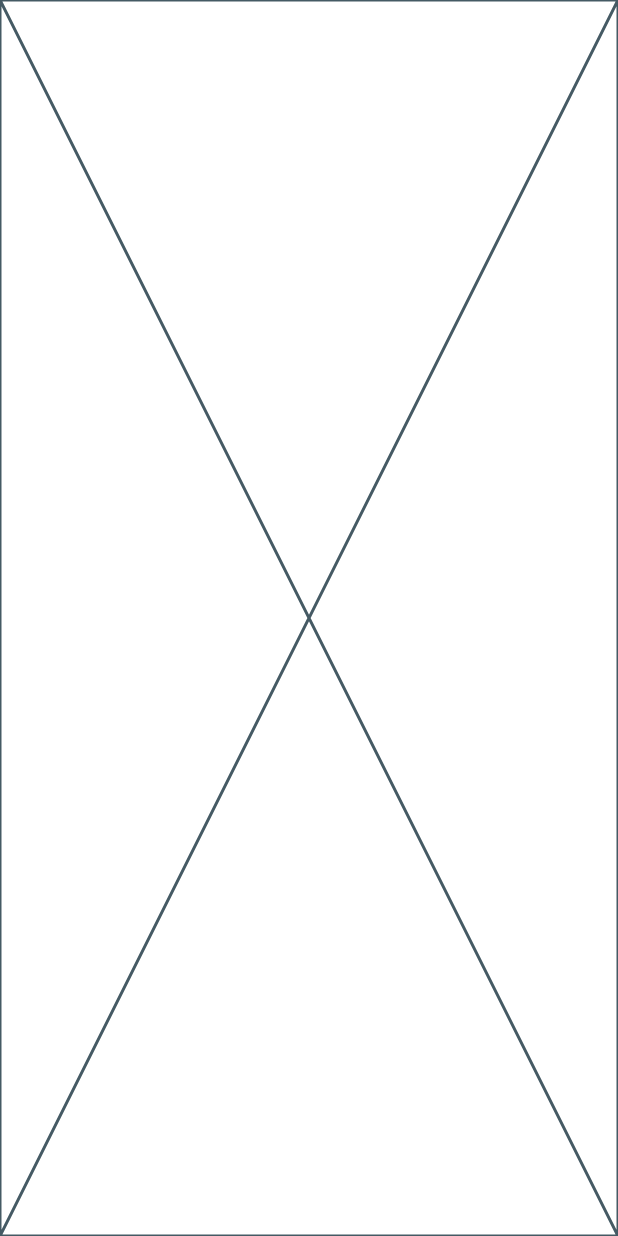
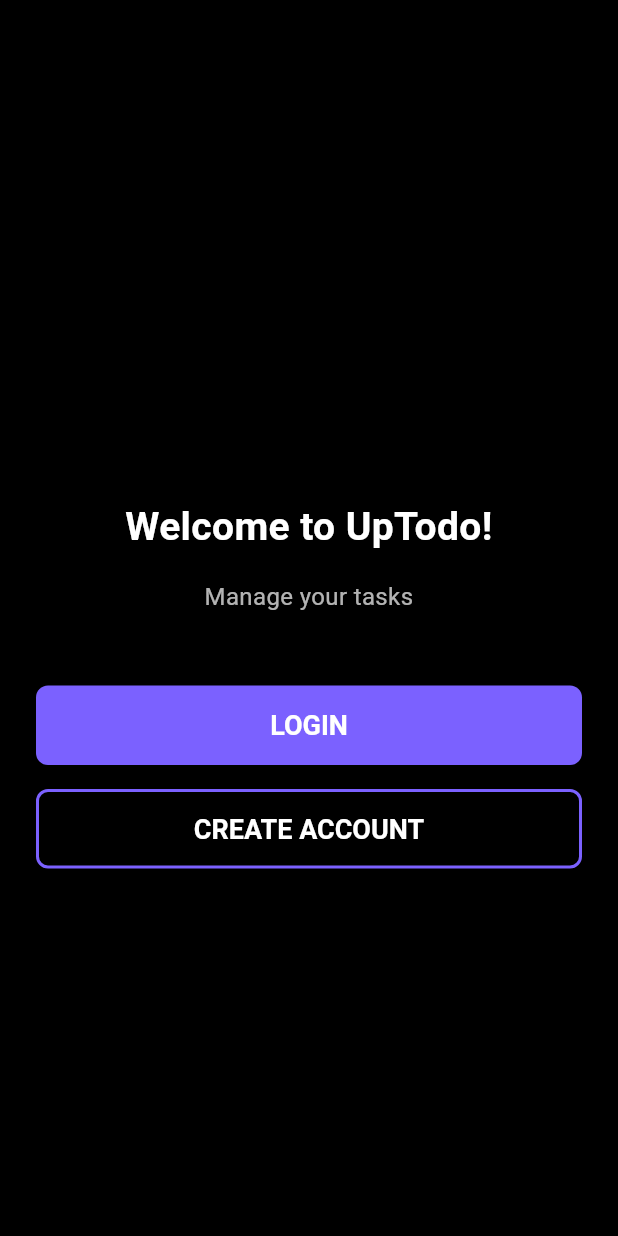
Before and after one commit to JMauro10/geren_task_n1, a Flutter app: the screen it shows after launch, on a phone screen of 412 x 824 dp. Run offline on Flutter 3.47's test engine with Material 3 defaults, Android fonts, the phone set to English and light mode, and no system bars.

Commit message:
Criação das telas de login, registro e tela de inicio

```diff
--- a/lib/home_page.dart
+++ b/lib/home_page.dart
@@ -1,10 +1,12 @@
 import 'package:flutter/material.dart';
+
+import 'welcome.dart';
 
 class HomePage extends StatelessWidget {
   const HomePage({super.key});
 
   @override
   Widget build(BuildContext context) {
-    return const Placeholder();
+    return const Welcome();
   }
 }
--- a/lib/splash.dart
+++ b/lib/splash.dart
@@ -38,13 +38,13 @@ class _SplashPageState extends State<SplashPage> {
       home: Scaffold(
         backgroundColor: Colors.lightBlueAccent,
         body: Container(
-          color: Colors.lightBlueAccent,
+          color: Colors.black,
           height: MediaQuery.of(context).size.height,
           width: MediaQuery.of(context).size.width,
           child: Column(
             mainAxisAlignment: MainAxisAlignment.center,
             children: [
-              Image.asset("assets/images/001.png", width: 150, height: 150),
+              Image.asset("assets/images/logo.png", width: 150, height: 150),
               Container(height: 20),
               CircularProgressIndicator(color: Colors.white),
             ],
--- /dev/null
+++ b/lib/welcome.dart
@@ -0,0 +1,106 @@
+import 'package:flutter/material.dart';
+
+import 'login.dart';
+import 'register.dart';
+
+class Welcome extends StatelessWidget {
+  const Welcome({Key? key}) : super(key: key);
+
+  static const Color background = Colors.black;
+  static const Color purple = Color(0xFF7B61FF);
+
+  void _goToLogin(BuildContext context) {
+    Navigator.push(
+      context,
+      MaterialPageRoute(builder: (context) => const Login()),
+    );
+  }
+
+  void _goToRegister(BuildContext context) {
+    Navigator.push(
+      context,
+      MaterialPageRoute(builder: (context) => const Register()),
+    );
+  }
+
+  @override
+  Widget build(BuildContext context) {
+    return Scaffold(
+      backgroundColor: background,
+      appBar: AppBar(
+        centerTitle: true,
+        backgroundColor: background,
+        elevation: 0,
+      ),
+      body: Padding(
+        padding: const EdgeInsets.all(24.0),
+        child: Column(
+          mainAxisAlignment: MainAxisAlignment.center,
+          children: [
+            const SizedBox(height: 32),
+            const Text(
+              'Welcome to UpTodo!',
+              style: TextStyle(
+                fontSize: 26,
+                fontWeight: FontWeight.bold,
+                color: Colors.white,
+              ),
+              textAlign: TextAlign.center,
+            ),
+            const SizedBox(height: 16),
+            const Text(
+              'Manage your tasks',
+              style: TextStyle(fontSize: 16, color: Colors.white70),
+              textAlign: TextAlign.center,
+            ),
+            const SizedBox(height: 48),
+
+            // Botão LOGIN (roxo)
+            SizedBox(
+              width: double.infinity,
+              child: ElevatedButton(
+                onPressed: ()  => _goToLogin(context),
+                child: const Text('LOGIN'),
+                style: ElevatedButton.styleFrom(
+                  backgroundColor: purple,
+                  foregroundColor: Colors.white,
+                  padding: const EdgeInsets.symmetric(vertical: 16),
+                  textStyle: const TextStyle(
+                    fontSize: 18,
+                    fontWeight: FontWeight.bold,
+                  ),
+                  shape: RoundedRectangleBorder(
+                    borderRadius: BorderRadius.circular(8),
+                  ),
+                  elevation: 4,
+                ),
+              ),
+            ),
+            const SizedBox(height: 16),
+
+            // Botão CREATE ACCOUNT (borda roxa)
+            SizedBox(
+              width: double.infinity,
+              child: OutlinedButton(
+                onPressed: () => _goToRegister(context),
+                child: const Text('CREATE ACCOUNT'),
+                style: OutlinedButton.styleFrom(
+                  side: const BorderSide(color: purple, width: 2),
+                  foregroundColor: Colors.white,
+                  padding: const EdgeInsets.symmetric(vertical: 16),
+                  textStyle: const TextStyle(
+                    fontSize: 18,
+                    fontWeight: FontWeight.bold,
+                  ),
+                  shape: RoundedRectangleBorder(
+                    borderRadius: BorderRadius.circular(8),
+                  ),
+                ),
+              ),
+            ),
+          ],
+        ),
+      ),
+    );
+  }
+}
--- a/pubspec.yaml
+++ b/pubspec.yaml
@@ -25,7 +25,7 @@ flutter:
 
   # To add assets to your application, add an assets section, like this:
   assets:
-   - images/images/
+   - assets/images/
 
   # An image asset can refer to one or more resolution-specific "variants", see
   # https://flutter.dev/to/resolution-aware-images
```
Also changed, not shown: lib/login.dart (added, +134 -0 lines), lib/register.dart (added, +147 -0 lines), assets/images/001.png (deleted), assets/images/logo.png (added), assets/images/onboard-001.png (added), assets/images/onboard-002.png (added), assets/images/onboard-003.png (added), assets/images/zeroitens.png (added).
